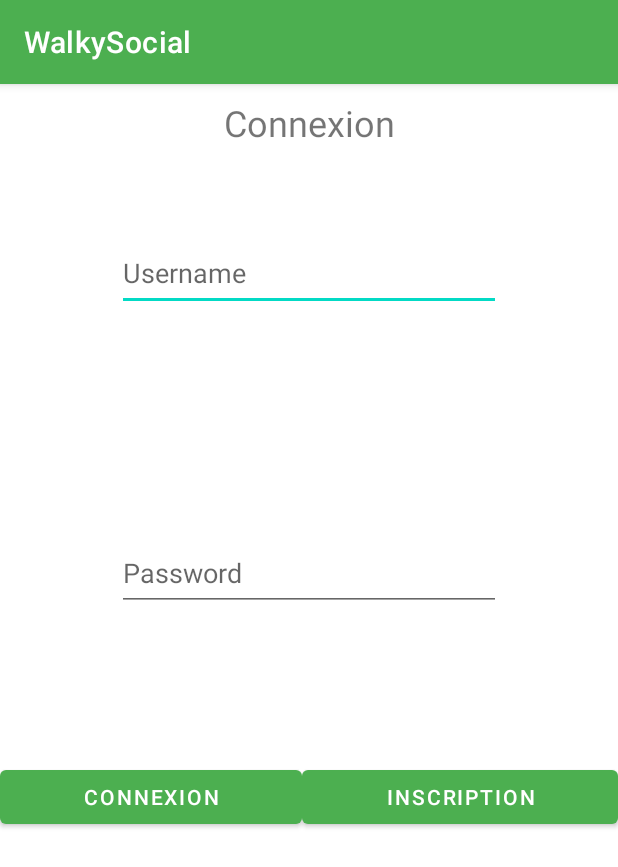
After one commit to paulingaillot/WalkySocial, an Android app: the Connexion screen opened directly, with no data from a screen before it, on a phone screen of 412 x 824 dp. The commit adds this screen. Shown: the top 867 px of the screen. Run offline under Robolectric (Android 15) with nearby library versions, the phone set to English and light mode, and no system bars; our stand-ins replace Firebase (no records; nobody signed in at launch, a user with empty details on screens opened directly).

Commit message:
Analyse GPS

```diff
--- a/app/build.gradle
+++ b/app/build.gradle
@@ -45,6 +45,7 @@ dependencies {
     implementation 'androidx.navigation:navigation-fragment-ktx:2.5.3'
     implementation 'androidx.navigation:navigation-ui-ktx:2.5.3'
     implementation 'com.google.android.gms:play-services-maps:18.1.0'
+    implementation 'com.google.android.gms:play-services-location:21.0.1'
     testImplementation 'junit:junit:4.13.2'
     androidTestImplementation 'androidx.test.ext:junit:1.1.5'
     androidTestImplementation 'androidx.test.espresso:espresso-core:3.5.1'
--- /dev/null
+++ b/app/src/main/java/fr/isen/walkysocial/Activities/Connexion.kt
@@ -0,0 +1,57 @@
+package fr.isen.walkysocial.Activities
+
+import android.content.Intent
+import androidx.appcompat.app.AppCompatActivity
+import android.os.Bundle
+import android.widget.Button
+import android.widget.EditText
+import android.widget.RadioGroup
+import com.google.firebase.firestore.ktx.firestore
+import com.google.firebase.ktx.Firebase
+import fr.isen.walkysocial.MainActivity
+import fr.isen.walkysocial.Models.User
+import fr.isen.walkysocial.R
+
+class Connexion : AppCompatActivity() {
+    override fun onCreate(savedInstanceState: Bundle?) {
+        super.onCreate(savedInstanceState)
+        setContentView(R.layout.activity_connexion)
+
+        var but = findViewById<Button>(R.id.button2)
+        var but2 = findViewById<Button>(R.id.button3)
+
+
+        but.setOnClickListener {
+
+            var usernameView = findViewById<EditText>(R.id.editTextTextPersonName)
+            var passwordView = findViewById<EditText>(R.id.password)
+
+            var username = usernameView.text.toString();
+            var password = passwordView.text.toString();
+
+
+            val db = Firebase.firestore
+            val profils = db.collection("user")
+
+            profils.whereEqualTo("username", username).whereEqualTo("password", password).get().addOnCompleteListener {
+                if (it.result.size() == 0) {
+
+                } else {
+                    MainActivity.user = it.result.documents[0].toObject(User::class.java)!!
+
+                    val main = Intent(applicationContext, MainActivity::class.java)
+                    startActivity(main)
+                    finish()
+                }
+            }
+
+
+        }
+
+        but2.setOnClickListener {
+            val insc = Intent(applicationContext, Inscription::class.java)
+            startActivity(insc)
+            finish()
+        }
+    }
+}
--- /dev/null
+++ b/app/src/main/res/layout/activity_connexion.xml
@@ -0,0 +1,74 @@
+<?xml version="1.0" encoding="utf-8"?>
+<androidx.constraintlayout.widget.ConstraintLayout xmlns:android="http://schemas.android.com/apk/res/android"
+    xmlns:app="http://schemas.android.com/apk/res-auto"
+    xmlns:tools="http://schemas.android.com/tools"
+    android:layout_width="match_parent"
+    android:layout_height="match_parent"
+    tools:context=".Activities.Connexion">
+
+    <TextView
+        android:id="@+id/textView"
+        android:layout_width="124dp"
+        android:layout_height="51dp"
+        android:text="Connexion"
+        android:gravity="center"
+        android:textSize="24sp"
+        app:layout_constraintEnd_toEndOf="parent"
+        app:layout_constraintStart_toStartOf="parent"
+        app:layout_constraintTop_toTopOf="parent" />
+
+    <LinearLayout
+        android:layout_width="match_parent"
+        android:layout_height="0dp"
+        android:orientation="vertical"
+        android:gravity="center_horizontal"
+        app:layout_constraintBottom_toBottomOf="parent"
+        app:layout_constraintEnd_toEndOf="parent"
+        app:layout_constraintStart_toStartOf="parent"
+        app:layout_constraintTop_toBottomOf="@+id/textView">
+
+        <EditText
+
+            android:id="@+id/editTextTextPersonName"
+            android:layout_width="wrap_content"
+            android:layout_height="50dp"
+            android:ems="12"
+            android:inputType="textPersonName"
+            android:layout_marginTop="50dp"
+            android:layout_marginBottom="100dp"
+            android:hint="Username" />
+
+        <EditText
+
+            android:id="@+id/password"
+            android:layout_width="wrap_content"
+            android:layout_height="50dp"
+            android:ems="12"
+            android:inputType="textPersonName"
+            android:layout_marginTop="50dp"
+            android:layout_marginBottom="100dp"
+            android:hint="Password" />
+
+        <LinearLayout
+            android:layout_width="match_parent"
+            android:layout_height="wrap_content">
+
+
+            <Button
+                android:id="@+id/button2"
+                android:layout_width="wrap_content"
+                android:layout_height="wrap_content"
+                android:layout_weight="1"
+                android:text="Connexion" />
+
+            <Button
+                android:id="@+id/button3"
+                android:layout_width="wrap_content"
+                android:layout_height="wrap_content"
+                android:layout_weight="1"
+                android:text="Inscription" />
+        </LinearLayout>
+
+    </LinearLayout>
+
+</androidx.constraintlayout.widget.ConstraintLayout>
--- a/app/src/main/res/values/colors.xml
+++ b/app/src/main/res/values/colors.xml
@@ -1,10 +1,11 @@
 <?xml version="1.0" encoding="utf-8"?>
 <resources>
     <color name="purple_200">#FFBB86FC</color>
-    <color name="purple_500">#FF6200EE</color>
-    <color name="purple_700">#FF3700B3</color>
+    <color name="purple_500">#4CAF50</color>
+    <color name="purple_700">#4CAF50</color>
     <color name="teal_200">#FF03DAC5</color>
     <color name="teal_700">#FF018786</color>
     <color name="black">#FF000000</color>
     <color name="white">#FFFFFFFF</color>
+    <color name="white_green">#B3F8B5</color>
 </resources>
```
Also changed, not shown: app/src/main/AndroidManifest.xml (+8 -3 lines), app/src/main/java/fr/isen/walkysocial/Activities/Inscription.kt (+3 -10 lines), app/src/main/java/fr/isen/walkysocial/MainActivity.kt (+52 -77 lines), app/src/main/java/fr/isen/walkysocial/Models/Position.kt (added, +13 -0 lines), app/src/main/java/fr/isen/walkysocial/Models/Rencontre.kt (added, +7 -0 lines), app/src/main/java/fr/isen/walkysocial/Models/User.kt (+35 -8 lines), app/src/main/java/fr/isen/walkysocial/Services/BluetoothService.kt (deleted, +0 -74 lines), app/src/main/java/fr/isen/walkysocial/Services/GPSService.kt (added, +206 -0 lines), app/src/main/res/layout/activity_history.xml (+40 -0 lines), app/src/main/res/layout/activity_inscription.xml (+21 -9 lines), app/src/main/res/menu/top_app_bar.xml (added, +12 -0 lines).
